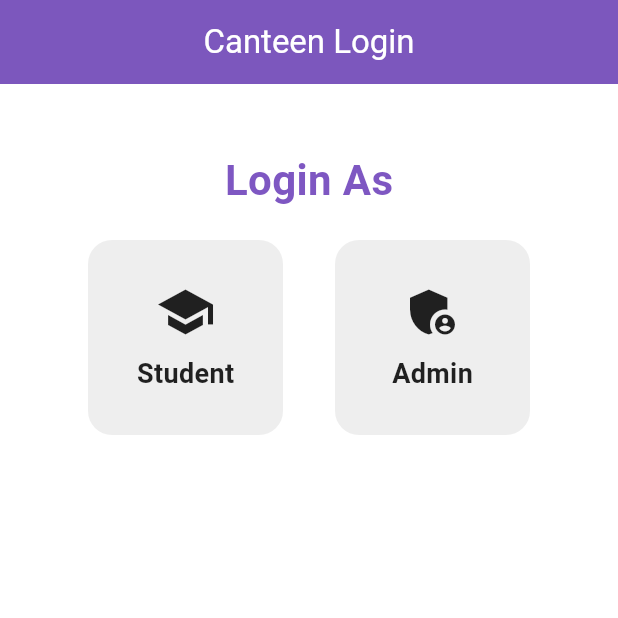
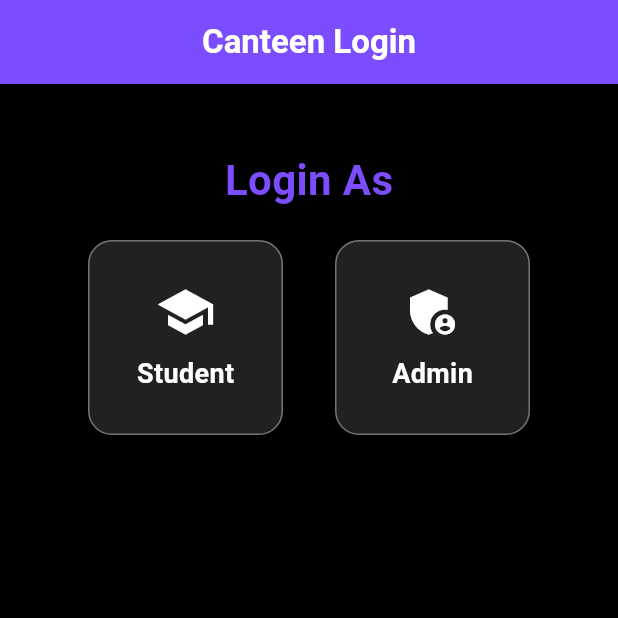
Before and after one commit to ShanmugaprasathC/waytogo, a Flutter app: the screen it shows after launch, on a phone screen of 412 x 824 dp, the top half of it. Run offline on Flutter 3.47's test engine with Material 3 defaults, Android fonts, the phone set to English and light mode, and no system bars.

Commit message:
update login

```diff
--- a/lib/common_interface.dart
+++ b/lib/common_interface.dart
@@ -23,18 +23,20 @@ class _CommonLoginPageState extends State<CommonLoginPage> {
 
   @override
   Widget build(BuildContext context) {
-    Color violet = const Color(0xFF7E57C2);
+    const Color primaryPurple = Color(0xFF7C4DFF);
+    const Color bgBlack = Colors.black;
+    const Color whiteText = Colors.white;
 
     return Scaffold(
-      backgroundColor: Colors.white,
+      backgroundColor: bgBlack,
       appBar: AppBar(
+        backgroundColor: primaryPurple,
+        elevation: 0,
+        centerTitle: true,
         title: const Text(
           'Canteen Login',
-          style: TextStyle(color: Colors.white),
+          style: TextStyle(color: whiteText, fontWeight: FontWeight.bold),
         ),
-        backgroundColor: violet,
-        centerTitle: true,
-        elevation: 4,
       ),
       body: SingleChildScrollView(
         padding: const EdgeInsets.all(24),
@@ -46,7 +48,7 @@ class _CommonLoginPageState extends State<CommonLoginPage> {
               style: TextStyle(
                 fontSize: 28,
                 fontWeight: FontWeight.bold,
-                color: violet,
+                color: primaryPurple,
               ),
             ),
             const SizedBox(height: 20),
@@ -66,7 +68,7 @@ class _CommonLoginPageState extends State<CommonLoginPage> {
                       resetForm();
                     });
                   },
-                  color: violet,
+                  color: primaryPurple,
                 ),
                 _buildRoleCard(
                   title: 'Admin',
@@ -79,65 +81,91 @@ class _CommonLoginPageState extends State<CommonLoginPage> {
                       resetForm();
                     });
                   },
-                  color: violet,
+                  color: primaryPurple,
                 ),
               ],
             ),
             const SizedBox(height: 30),
 
-            // Login Form
             if (isStudentSelected || isAdminSelected)
               Form(
                 key: _formKey,
                 child: Column(
-                  crossAxisAlignment: CrossAxisAlignment.stretch,
                   children: [
                     Text(
                       isStudentSelected ? 'Student Login' : 'Admin Login',
-                      style: TextStyle(
+                      style: const TextStyle(
                         fontSize: 22,
                         fontWeight: FontWeight.w600,
-                        color: Colors.black87,
+                        color: whiteText,
                       ),
-                      textAlign: TextAlign.center,
                     ),
                     const SizedBox(height: 20),
 
                     // ID Field
+                    if (isStudentSelected)
                       TextFormField(
                         controller: idController,
-                      keyboardType: TextInputType.number,
-                      maxLength: 12,
+                        keyboardType: TextInputType.text,
+                        maxLength: 7,
+                        style: const TextStyle(color: whiteText),
                         decoration: _buildInputDecoration(
-                        label: isStudentSelected ? 'Student Roll No' : 'Admin ID',
+                          label: 'Student Roll No',
                           icon: Icons.person,
-                        color: violet,
+                          color: primaryPurple,
                         ),
                         validator: (value) {
                           if (value == null || value.isEmpty) {
-                          return "Please enter ${isStudentSelected ? 'Roll No' : 'Admin ID'}";
-                        } else if (value.length != 12) {
-                          return "${isStudentSelected ? 'Roll No' : 'Admin ID'} must be 12 digits";
+                            return "Please enter Roll No";
+                          }
+                          final pattern = RegExp(r'^22CSEC\d{2}$', caseSensitive: false);
+                          if (!pattern.hasMatch(value)) {
+                            return "Enter a valid Student ID (e.g., 22CSEC01)";
                           }
                           return null;
                         },
                       ),
+
+                    if (isAdminSelected)
+                      TextFormField(
+                        controller: idController,
+                        keyboardType: TextInputType.text,
+                        maxLength: 10,
+                        style: const TextStyle(color: whiteText),
+                        decoration: _buildInputDecoration(
+                          label: 'Admin ID',
+                          icon: Icons.person,
+                          color: primaryPurple,
+                        ),
+                        validator: (value) {
+                          if (value == null || value.isEmpty) {
+                            return "Please enter Admin ID";
+                          }
+                          //final pattern = RegExp(r'^Admin@[A-Z][a-zA-Z0-9]{3}$');
+                          // if (!pattern.hasMatch(value)) {
+                          //   return "Admin ID must be like 'Admin@Xyz1'";
+                          // }
+                          return null;
+                        },
+                      ),
+
                     const SizedBox(height: 15),
 
                     // Password Field
                     TextFormField(
                       controller: passwordController,
                       obscureText: textVisible,
-                      maxLength: 12,
-                      keyboardType: TextInputType.number,
+                      keyboardType: TextInputType.text,
+                      maxLength: isStudentSelected ? 11 : 4,
+                      style: const TextStyle(color: whiteText),
                       decoration: _buildInputDecoration(
                         label: "Password",
                         icon: Icons.lock,
-                        color: violet,
+                        color: primaryPurple,
                         suffix: IconButton(
                           icon: Icon(
                             textVisible ? Icons.visibility_off : Icons.visibility,
-                            color: Colors.grey,
+                            color: Colors.grey.shade300,
                           ),
                           onPressed: () {
                             setState(() {
@@ -149,15 +177,17 @@ class _CommonLoginPageState extends State<CommonLoginPage> {
                       validator: (value) {
                         if (value == null || value.isEmpty) {
                           return "Please enter Password";
-                        } else if (value.length != 12) {
-                          return "Password must be 12 digits";
+                        }
+                        if (isStudentSelected && value.length != 11) {
+                          return "Password must be 11 digits";
+                        } else if (isAdminSelected && value.length != 4) {
+                          return "Password must be 4 characters";
                         }
                         return null;
                       },
                     ),
-                    const SizedBox(height: 30),
+                    const SizedBox(height: 25),
 
-                    // Login Button
                     ElevatedButton(
                       onPressed: () {
                         if (_formKey.currentState!.validate()) {
@@ -166,18 +196,19 @@ class _CommonLoginPageState extends State<CommonLoginPage> {
                               content: Text(
                                 '${isStudentSelected ? 'Student' : 'Admin'} Login Successful!',
                               ),
-                              backgroundColor: violet,
+                              backgroundColor: primaryPurple,
                             ),
                           );
-                          // TODO: Navigate to dashboard
+                          // TODO: Navigate to admin or student dashboard
                         }
                       },
                       style: ElevatedButton.styleFrom(
-                        backgroundColor: violet,
+                        backgroundColor: primaryPurple,
                         shape: RoundedRectangleBorder(
                           borderRadius: BorderRadius.circular(16),
                         ),
-                        padding: const EdgeInsets.symmetric(vertical: 16),
+                        padding: const EdgeInsets.symmetric(
+                            vertical: 16, horizontal: 32),
                       ),
                       child: const Text(
                         'Login',
@@ -193,7 +224,6 @@ class _CommonLoginPageState extends State<CommonLoginPage> {
     );
   }
 
-  // Widget: Role Card
   Widget _buildRoleCard({
     required String title,
     required IconData icon,
@@ -208,28 +238,27 @@ class _CommonLoginPageState extends State<CommonLoginPage> {
         width: 130,
         height: 130,
         decoration: BoxDecoration(
-          color: selected ? color : Colors.grey[200],
+          color: selected ? color : Colors.grey.shade900,
           borderRadius: BorderRadius.circular(16),
-          boxShadow: selected
-              ? [
+          border: Border.all(color: selected ? color : Colors.grey.shade600),
+          boxShadow: [
             BoxShadow(
-              color: color.withOpacity(0.4),
+              color: selected ? color.withOpacity(0.3) : Colors.black26,
               blurRadius: 10,
               offset: const Offset(0, 6),
-            ),
-          ]
-              : [],
+            )
+          ],
         ),
         child: Column(
           mainAxisAlignment: MainAxisAlignment.center,
           children: [
-            Icon(icon, size: 40, color: selected ? Colors.white : Colors.black87),
+            Icon(icon, size: 40, color: Colors.white),
             const SizedBox(height: 8),
             Text(
               title,
-              style: TextStyle(
+              style: const TextStyle(
                 fontSize: 18,
-                color: selected ? Colors.white : Colors.black87,
+                color: Colors.white,
                 fontWeight: FontWeight.bold,
               ),
             ),
@@ -239,7 +268,6 @@ class _CommonLoginPageState extends State<CommonLoginPage> {
     );
   }
 
-  // Widget: Input Decoration
   InputDecoration _buildInputDecoration({
     required String label,
     required IconData icon,
@@ -248,9 +276,13 @@ class _CommonLoginPageState extends State<CommonLoginPage> {
   }) {
     return InputDecoration(
       labelText: label,
+      labelStyle: const TextStyle(color: Colors.white),
       prefixIcon: Icon(icon, color: color),
       suffixIcon: suffix,
-      border: OutlineInputBorder(borderRadius: BorderRadius.circular(12)),
+      enabledBorder: OutlineInputBorder(
+        borderSide: const BorderSide(color: Colors.white24),
+        borderRadius: BorderRadius.circular(12),
+      ),
       focusedBorder: OutlineInputBorder(
         borderSide: BorderSide(color: color, width: 2),
         borderRadius: BorderRadius.circular(12),
--- a/lib/main.dart
+++ b/lib/main.dart
@@ -13,6 +13,7 @@ class MyApp extends StatelessWidget {
   @override
   Widget build(BuildContext context) {
     return MaterialApp(
+      debugShowCheckedModeBanner: false,
       title: 'Flutter Demo',
       theme: ThemeData(
 
@@ -23,4 +24,3 @@ class MyApp extends StatelessWidget {
     );
   }
 }
-"// test change"
```
Lines whose indentation alone changed are shown as unchanged.
